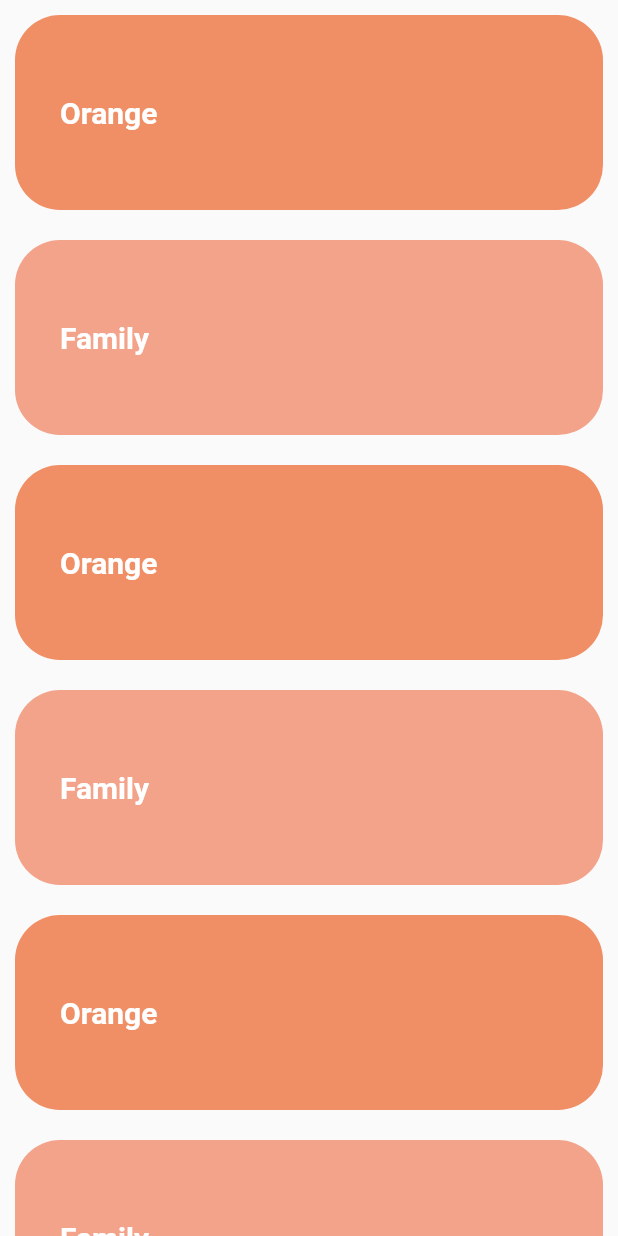
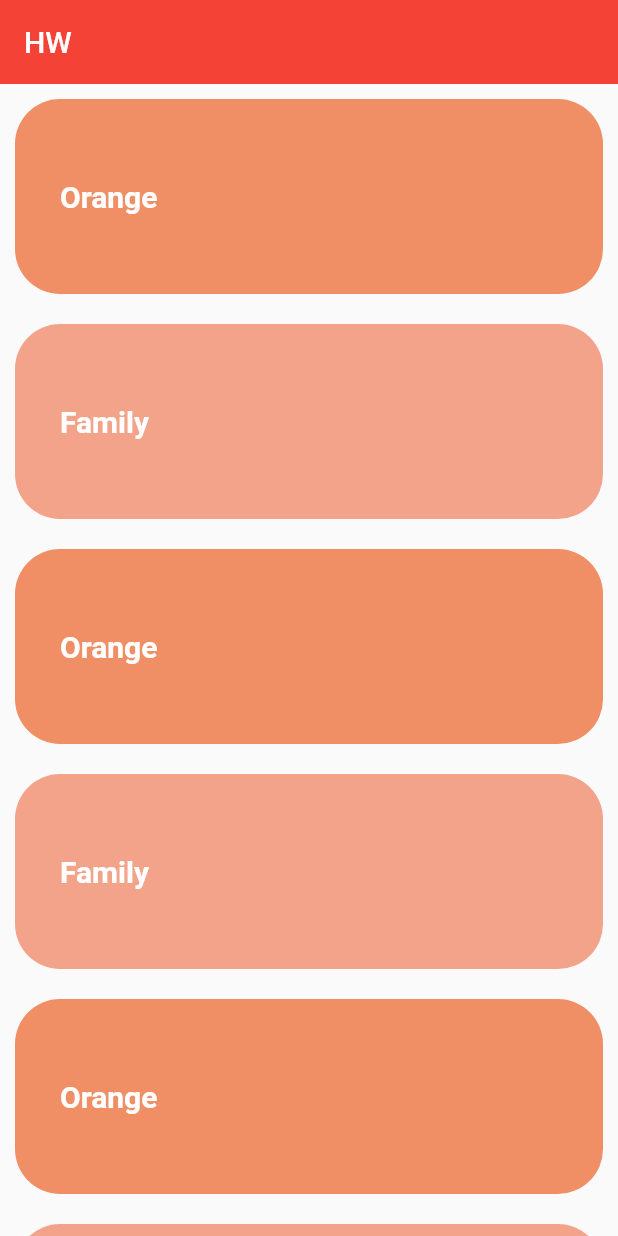
Before and after one commit to Adel-Cabrera/Flutter-UX-UI-Designs, a Flutter app: the screen it shows after launch, on a phone screen of 412 x 824 dp. Run offline on Flutter 3.47's test engine with Material 2 defaults, Android fonts, the phone set to English and light mode, and no system bars; our stand-ins replace animate_do, flutter_svg, font_awesome_flutter.

Commit message:
added items to sliverlist

```diff
--- a/lib/src/pages/sliver_page.dart
+++ b/lib/src/pages/sliver_page.dart
@@ -4,7 +4,38 @@ class SliverListPage extends StatelessWidget {
   @override
   Widget build(BuildContext context) {
     return Scaffold(
-      body: _ListaTareas(),
+      //body: _ListaTareas(),
+      body: _MainScroll(),
+    );
+  }
+}
+
+class _MainScroll extends StatelessWidget {
+  final items = [
+    _ListItem('Orange', Color(0xffF08F66)),
+    _ListItem('Family', Color(0xffF2A38A)),
+    _ListItem('Orange', Color(0xffF08F66)),
+    _ListItem('Family', Color(0xffF2A38A)),
+    _ListItem('Orange', Color(0xffF08F66)),
+    _ListItem('Family', Color(0xffF2A38A)),
+    _ListItem('Orange', Color(0xffF08F66)),
+    _ListItem('Family', Color(0xffF2A38A)),
+  ];
+
+  @override
+  Widget build(BuildContext context) {
+    return CustomScrollView(
+      physics: BouncingScrollPhysics(),
+      slivers: <Widget>[
+        SliverAppBar(
+          floating: true,
+          backgroundColor: Colors.red,
+          title: Text('HW'),
+        ),
+        SliverList(
+          delegate: SliverChildListDelegate([...items]),
+        ),
+      ],
     );
   }
 }
```
